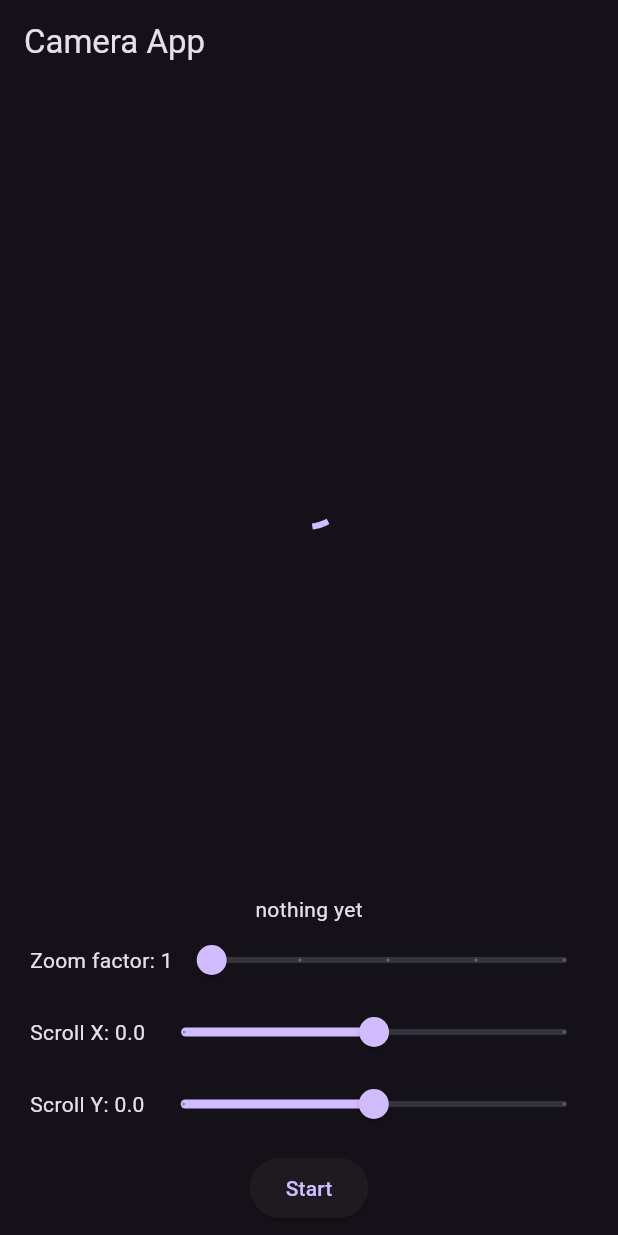
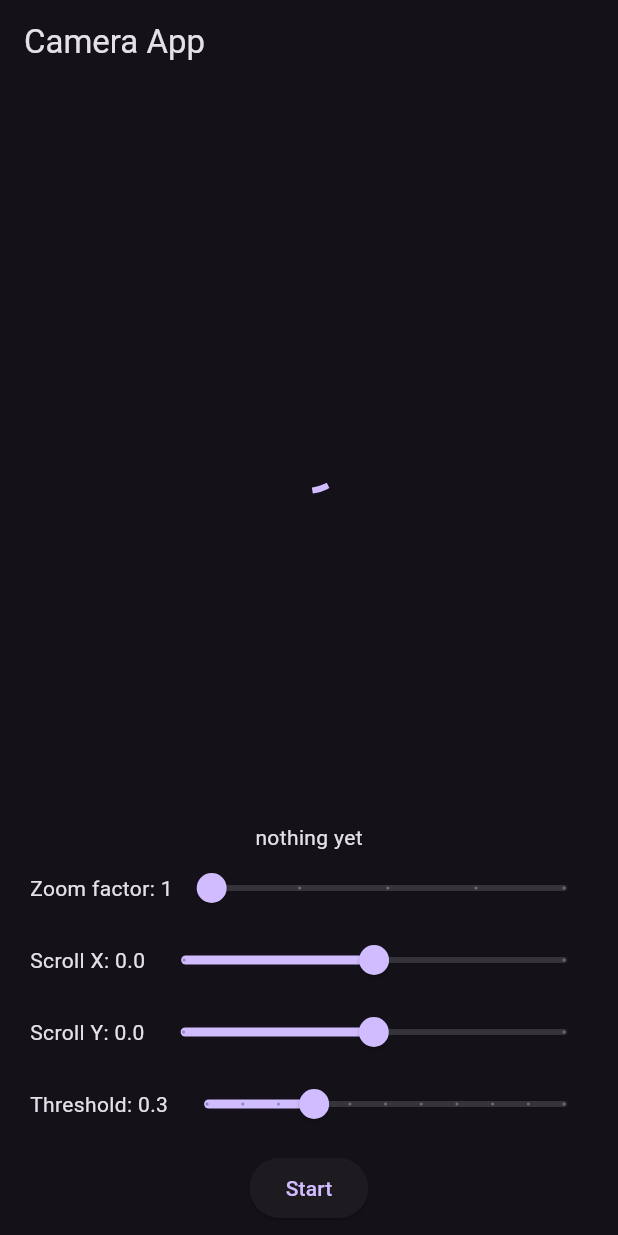
Before and after one commit to Joker2377/face_pose_flutter, a Flutter app: the screen it shows after launch, on a phone screen of 412 x 824 dp. Run offline on Flutter 3.47's test engine with Material 3 defaults, Android fonts, the phone set to English and light mode, and no system bars; our stand-ins replace camera; missing offline and left inert: tflite_flutter.

Commit message:
Add threshold adjustment

```diff
--- a/lib/TFliteModel.dart
+++ b/lib/TFliteModel.dart
@@ -1,5 +1,3 @@
-import 'dart:ffi';
-
 import 'package:tflite_flutter/tflite_flutter.dart';
 import 'package:image/image.dart' as imglib;
 import 'dart:typed_data';
@@ -8,7 +6,11 @@ import 'dart:math' as math;
 class TFliteModel {
   final String modelPath = 'assets/final0526.tflite';
   Interpreter? _interpreter;
-  final double threshold = 0.3;
+  var threshold = 0.3;
+
+  void setThres(double thres) {
+    threshold = thres;
+  }
 
   Future<void> loadModel() async {
     try {
--- a/lib/main.dart
+++ b/lib/main.dart
@@ -132,6 +132,7 @@ class _CameraScreenState extends State<CameraScreen> {
   var streaming = false;
   var zoom_factor = 1;
   var scrollX = 0.0, scrollY = 0.0;
+  var thres = 0.3;
 
   @override
   void initState() {
@@ -147,7 +148,7 @@ class _CameraScreenState extends State<CameraScreen> {
       _controller.startImageStream((CameraImage image) {
         if (streaming == true) {
           _frameCount++;
-          if (processing == false && isModelLoaded && _frameCount % 6 == 0) {
+          if (processing == false && isModelLoaded && _frameCount % 7 == 0) {
             _frameCount = 0;
             processing = true;
             _processImage(image);
@@ -301,6 +302,29 @@ class _CameraScreenState extends State<CameraScreen> {
                     SizedBox(width: 10),
                   ],
                 ),
+                Row(
+                  children: [
+                    SizedBox(width: 20),
+                    Text('Threshold: $thres'),
+                    Expanded(
+                        child: Slider(
+                      min: 0.0,
+                      max: 1.0,
+                      divisions: 10,
+                      label: '$thres',
+                      value: thres.toDouble(),
+                      onChanged: streaming
+                          ? null
+                          : (value) {
+                              setState(() {
+                                thres = value;
+                                model.setThres(thres);
+                              });
+                            },
+                    )),
+                    SizedBox(width: 10),
+                  ],
+                ),
                 ButtonBar(
                   alignment: MainAxisAlignment.center,
                   children: [
```
